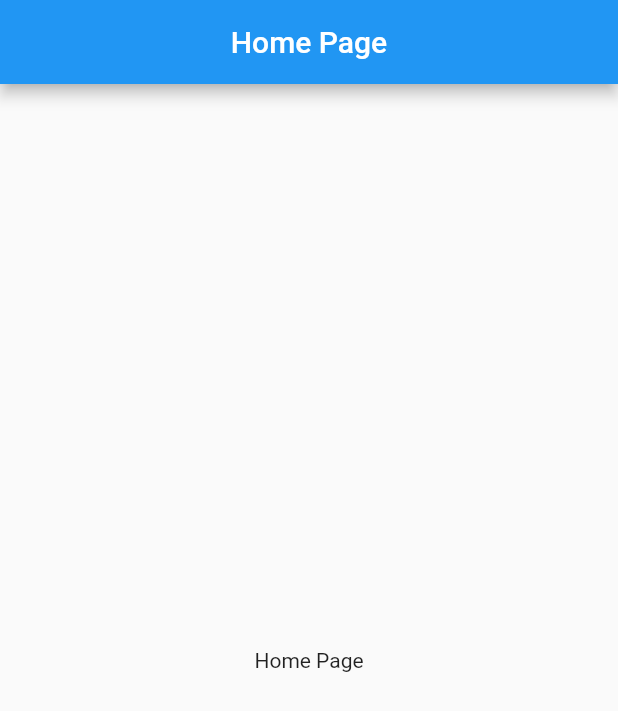
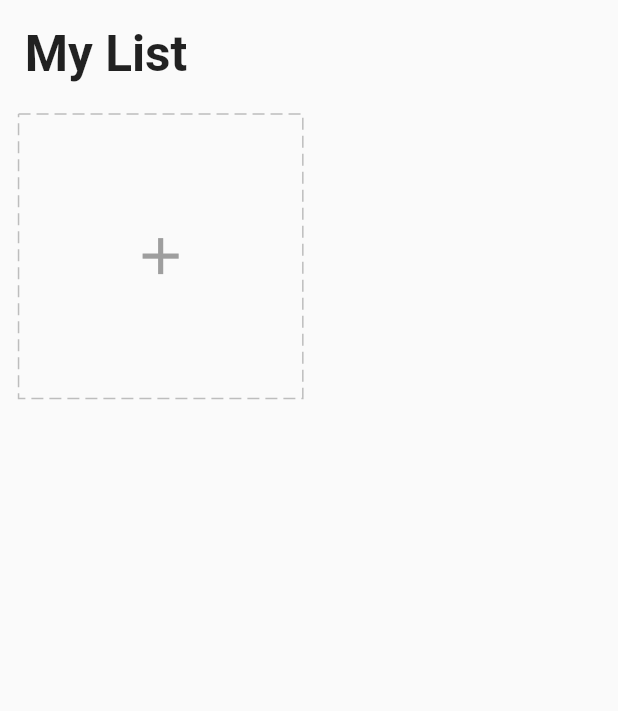
Before and after one commit to WasemAljundy/Todo-List-App, a Flutter app: the screen it shows after launch, on a phone screen of 412 x 824 dp. Shown: the top 711 px of the screen. Run offline on Flutter 3.47's test engine with Material 2 defaults, Android fonts, the phone set to English and light mode, and no system bars; drawn by our look-alikes of dotted_border; our stand-ins replace equatable, flutter_easyloading, get, get_storage.

Commit message:
icons, widgets, bindings and controllers added

```diff
--- a/lib/app/modules/home/controller.dart
+++ b/lib/app/modules/home/controller.dart
@@ -0,0 +1,35 @@
+import 'package:flutter/cupertino.dart';
+import 'package:get/get.dart';
+import 'package:getx_todo_list/app/data/models/task.dart';
+import 'package:getx_todo_list/app/data/services/storage/repository.dart';
+
+class HomeController extends GetxController {
+  final TaskRepository taskRepository;
+  HomeController({required this.taskRepository});
+
+  final formKey = GlobalKey<FormState>();
+  final editController = TextEditingController();
+  final chipIndex = 0.obs;
+  final tasks = <Task>[].obs;
+
+  @override
+  void onInit() {
+    super.onInit();
+    tasks.assignAll(taskRepository.readTasks());
+    ever(tasks, (callback) => taskRepository.writeTasks(tasks));
+  }
+
+  void changeChipIndex(int value) {
+    chipIndex.value = value;
+  }
+
+  bool addTask(Task task) {
+    if (tasks.contains(task)) {
+      return false;
+    }
+    tasks.add(task);
+    return true;
+  }
+
+
+}
--- a/lib/app/modules/home/view.dart
+++ b/lib/app/modules/home/view.dart
@@ -1,17 +1,39 @@
 import 'package:flutter/material.dart';
+import 'package:get/get.dart';
+import 'package:getx_todo_list/app/modules/home/controller.dart';
+import 'package:getx_todo_list/app/core/utils/extensions.dart';
+import 'package:getx_todo_list/app/modules/home/widgets/add_card.dart';
 
-class HomePage extends StatelessWidget {
+class HomePage extends GetView<HomeController> {
   const HomePage({super.key});
 
   @override
   Widget build(BuildContext context) {
     return Scaffold(
-      appBar: AppBar(
-        title: const Text('Home Page'),
-        centerTitle: true,
-      ),
-      body: const Center(
-        child: Text('Home Page'),
+      body: SafeArea(
+        child: ListView(
+          children: [
+            Padding(
+              padding: EdgeInsets.all(4.0.wp),
+              child: Text(
+                'My List',
+                style: TextStyle(
+                  fontSize: 24.0.sp,
+                  fontWeight: FontWeight.bold,
+                ),
+              ),
+            ),
+            GridView.count(
+              padding: EdgeInsets.symmetric(horizontal: 2.0.wp),
+              crossAxisCount: 2,
+              shrinkWrap: true,
+              physics: const ClampingScrollPhysics(),
+              children: [
+                AddCard(),
+              ],
+            ),
+          ],
+        ),
       ),
     );
   }
--- /dev/null
+++ b/lib/app/widgets/icons.dart
@@ -0,0 +1,14 @@
+import 'package:flutter/material.dart';
+import 'package:getx_todo_list/app/core/values/icons.dart';
+import 'package:getx_todo_list/app/core/values/colors.dart';
+
+List<Icon> getIcons() {
+  return const [
+    Icon(IconData(personIcon, fontFamily: 'MaterialIcons'), color: purple),
+    Icon(IconData(workIcon, fontFamily: 'MaterialIcons'), color: pink),
+    Icon(IconData(movieIcon, fontFamily: 'MaterialIcons'), color: green),
+    Icon(IconData(sportIcon, fontFamily: 'MaterialIcons'), color: yellow),
+    Icon(IconData(travelIcon, fontFamily: 'MaterialIcons'), color: deepPink),
+    Icon(IconData(shopIcon, fontFamily: 'MaterialIcons'), color: lightBlue),
+  ];
+}
--- a/lib/main.dart
+++ b/lib/main.dart
@@ -1,7 +1,9 @@
 import 'package:flutter/material.dart';
 import 'package:get/get.dart';
+import 'package:flutter_easyloading/flutter_easyloading.dart';
 import 'package:get_storage/get_storage.dart';
 import 'package:getx_todo_list/app/data/services/storage/services.dart';
+import 'package:getx_todo_list/app/modules/home/binding.dart';
 import 'package:getx_todo_list/app/modules/home/view.dart';
 
 void main() async {
@@ -17,7 +19,10 @@
   Widget build(BuildContext context) {
     return GetMaterialApp(
       title: 'Todo List using GetX',
-      home: HomePage(),
+      debugShowCheckedModeBanner: false,
+      home: const HomePage(),
+      initialBinding: HomeBinding(),
+      builder: EasyLoading.init(),
     );
   }
 }
--- a/pubspec.yaml
+++ b/pubspec.yaml
@@ -38,6 +38,8 @@
   get: ^4.6.5
   get_storage: ^2.1.1
   equatable: ^2.0.5
+  flutter_easyloading: ^3.0.5
+  dotted_border: ^2.0.0+3
 
 dev_dependencies:
   flutter_test:
```
Also changed, not shown: lib/app/modules/home/binding.dart (+17 -0 lines), lib/app/modules/home/widgets/add_card.dart (added, +124 -0 lines), pubspec.lock.
